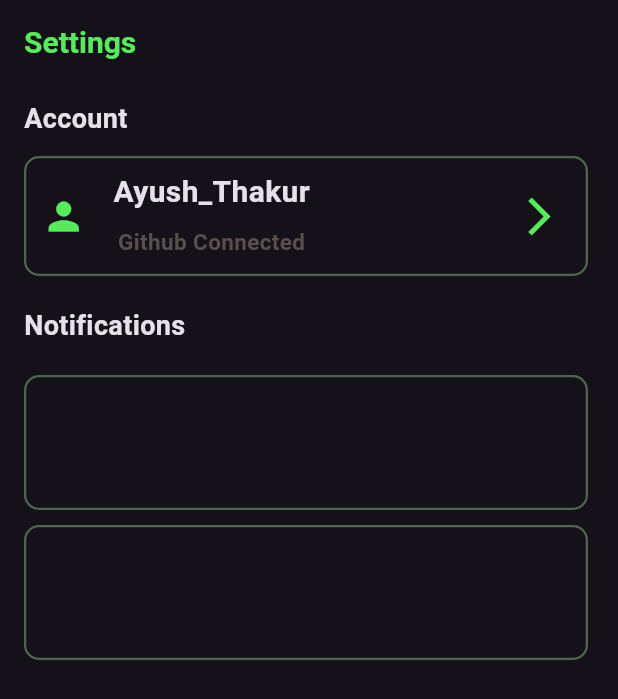
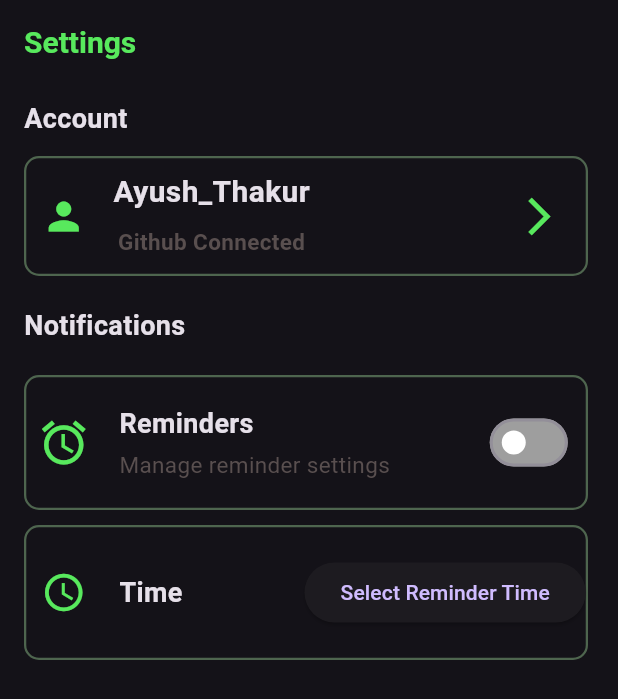
Before and after one commit to zen-void59/Git-Streak-App, a Flutter app: the screen it shows after launch, on a phone screen of 412 x 824 dp. Shown: the top 699 px of the screen. Run offline on Flutter 3.47's test engine with Material 3 defaults, Android fonts, the phone set to English and light mode, and no system bars.

Commit message:
done with the notification SizedBox,made a toggle and a timer selecter

```diff
--- a/lib/settings_page.dart
+++ b/lib/settings_page.dart
@@ -3,6 +3,7 @@ import "dart:math";
 import "package:flutter/material.dart";
 
 class SettingsPage extends StatefulWidget {
+
   const SettingsPage({super.key});
 
   @override
@@ -10,6 +11,51 @@ class SettingsPage extends StatefulWidget {
 }
 
 class _SettingsPageState extends State<SettingsPage> {
+  bool isReminderOn = false;
+  TimeOfDay? selectedTime;
+
+  Future<void> selectTime(BuildContext context) async {
+    final TimeOfDay? picked = await showTimePicker(
+      context: context,
+      initialTime: selectedTime ?? TimeOfDay.now(),
+      builder: (context, child) {
+        return Theme(
+          data: Theme.of(context).copyWith(
+            colorScheme: const ColorScheme.dark(
+              primary: Colors.green,      // Clock hand, selected time
+              onPrimary: Colors.white,    // Text on selected parts
+              surface: Color(0xFF1E1E1E), // Background
+              onSurface: Colors.white,    // Normal text
+            ),
+            timePickerTheme: const TimePickerThemeData(
+              backgroundColor: Color(0xFF1E1E1E),
+              // Header
+              helpTextStyle: TextStyle(
+                color: Colors.green,
+                fontSize: 16,
+                fontWeight: FontWeight.bold,
+              ),
+              // Selected hour/minute
+              hourMinuteTextColor: Colors.white,
+              // Clock hand
+              dialHandColor: Colors.green,
+              // Clock background
+              dialBackgroundColor: Color(0xFF2A2A2A),
+              // removed unsupported 'colorScheme' parameter
+            ),
+          ),
+          child: child ?? const SizedBox.shrink(),
+        );
+      },
+    );
+
+    if (picked != null) {
+      setState(() {
+        selectedTime = picked;
+      });
+    }
+  }
+
   @override
   Widget build(BuildContext context) {
     return Scaffold(
@@ -107,36 +153,109 @@ class _SettingsPageState extends State<SettingsPage> {
                 style: TextStyle(fontSize: 18, fontWeight: FontWeight.bold),
               ),
 
-              const SizedBox(height:20),
+              const SizedBox(height: 20),
               SizedBox(
-                width:400,
-                height:90,
+                width: 400,
+                height: 90,
                 child: Container(
                   decoration: BoxDecoration(
                     borderRadius: BorderRadius.circular(10),
-                    border:Border.all(
-                      color:Color.fromARGB(255, 78, 101, 78),
-                      width:1.5,
-                    )
+                    border: Border.all(
+                      color: Color.fromARGB(255, 78, 101, 78),
+                      width: 1.5,
+                    ),
+                  ),
+                  child: Row(
+                    children: [
+                      const CircleAvatar(
+                        radius: 25,
+                        backgroundColor: Colors.transparent,
+                        child: Icon(
+                          Icons.alarm,
+                          color: Color.fromARGB(255, 88, 233, 93),
+                          size: 35,
+                        ),
+                      ),
+                      const SizedBox(width: 12),
+                      Expanded(
+                        child: Column(
+                          mainAxisAlignment: MainAxisAlignment.center,
+                          crossAxisAlignment: CrossAxisAlignment.start,
+                          children: const [
+                            Text(
+                              'Reminders',
+                              style: TextStyle(
+                                fontSize: 18,
+                                fontWeight: FontWeight.bold,
+                              ),
+                            ),
+                            SizedBox(height: 4),
+                            Text(
+                              'Manage reminder settings',
+                              style: TextStyle(
+                                fontSize: 15,
+                                color: Color.fromARGB(255, 89, 79, 79),
+                              ),
+                            ),
+                          ],
+                        ),
+                      ),
+                      Switch(
+                        value: isReminderOn,
+                        onChanged: (value) {
+                          setState(() {
+                            isReminderOn = value;
+                          });
+                        },
+                        activeThumbColor: Colors.white,
+                        activeTrackColor: Colors.green,
+                        inactiveThumbColor: Colors.white,
+                        inactiveTrackColor: Colors.grey,
+                      ),
+                      const SizedBox(width: 8),
+                    ],
                   ),
                 ),
               ),
 
-              const SizedBox(height:10),
+              const SizedBox(height: 10),
 
               SizedBox(
-                width:400,
-                height:90,
+                width: 400,
+                height: 90,
                 child: Container(
                   decoration: BoxDecoration(
                     borderRadius: BorderRadius.circular(10),
-                    border:Border.all(
-                      color:Color.fromARGB(255, 78, 101, 78),
-                      width:1.5,
-                    )
+                    border: Border.all(
+                      color: Color.fromARGB(255, 78, 101, 78),
+                      width: 1.5,
+                    ),
+                  ),
+                  child: Row(
+                    children: [
+                      const CircleAvatar(
+                        radius: 25,
+                        backgroundColor: Colors.transparent,
+                        child: Icon(Icons.access_time , size: 30, color: Color.fromARGB(255, 88, 233, 93),),
+                      ),
+                      const SizedBox(width: 12),
+                      Expanded(
+                        child: Text('Time', style: TextStyle(fontSize: 18 , fontWeight: FontWeight.bold,)),
+                      ),
+                      ElevatedButton(
+                        onPressed: () => selectTime(context),
+                        child: Text(
+                          selectedTime == null
+                              ? "Select Reminder Time"
+                              : selectedTime!.format(context),
+                        ),
+                      ),
+                    ],
+
+
                   ),
                 ),
-              )
+              ),
             ],
           ),
         ),
```
